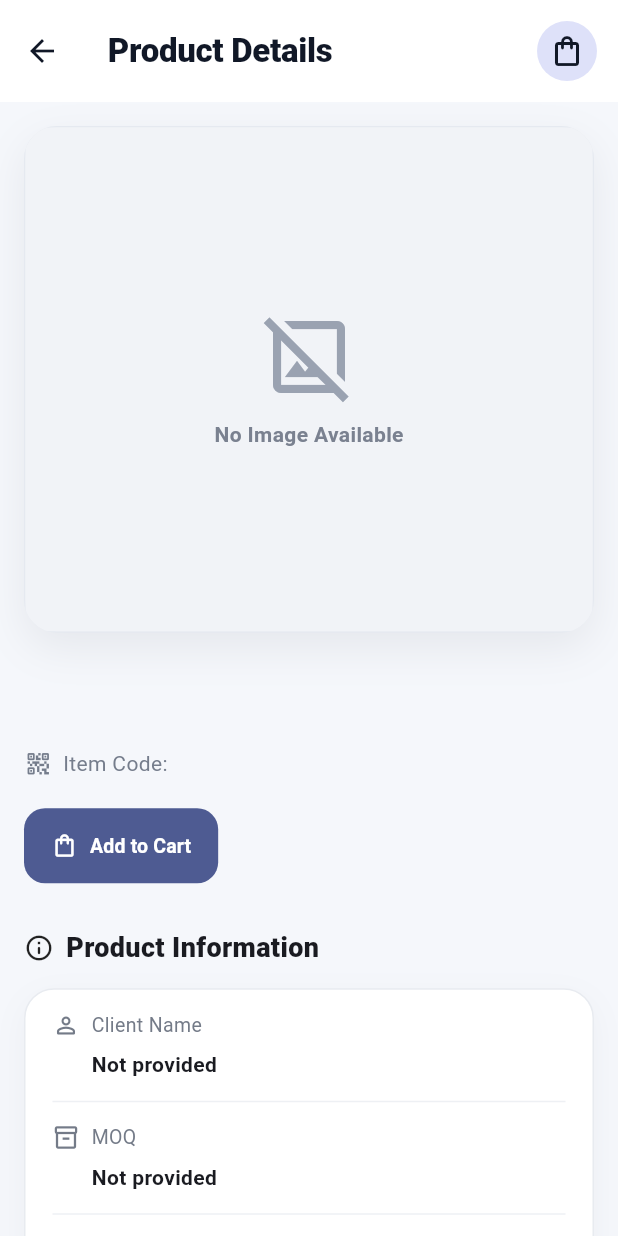
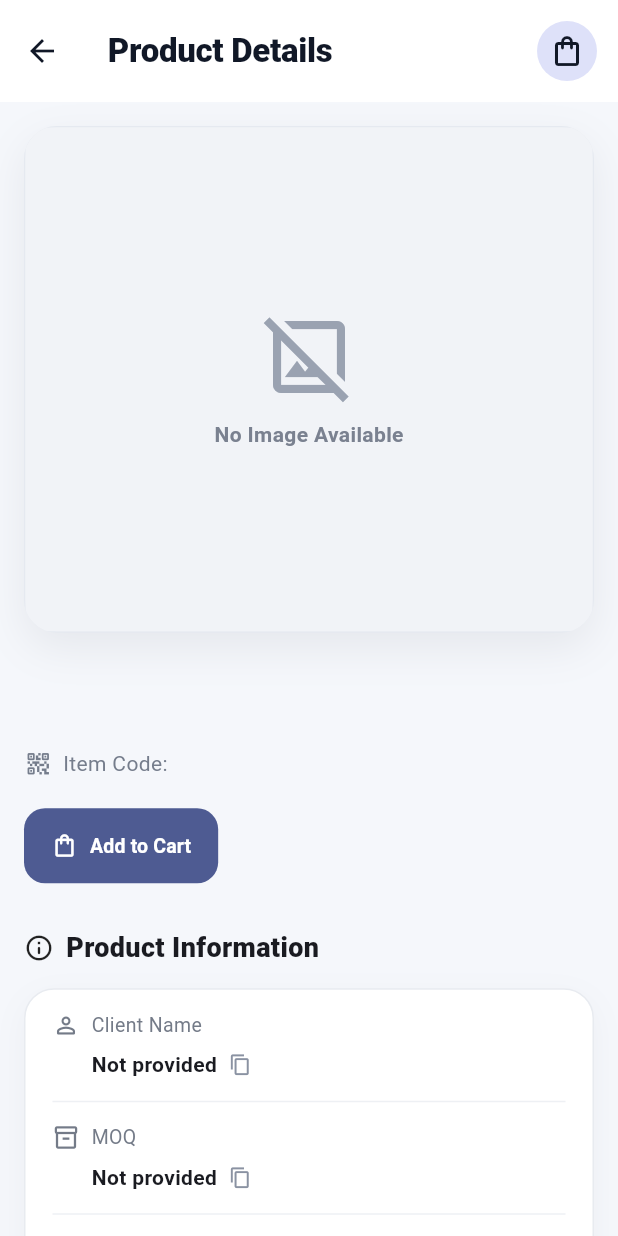
Before and after one commit to recentNafim/multiline-dashboard, a Flutter app: the ProductDetailPage screen opened directly with empty values, on a phone screen of 412 x 824 dp. Run offline on Flutter 3.47's test engine with Material 3 defaults, Android fonts, the phone set to English and light mode, and no system bars; our stand-ins replace get, pdf, printing; missing offline and left inert: dart:js_interop, file_saver, model_viewer_plus; network calls fail.

Commit message:
copyable text done

```diff
--- a/lib/pages/product_detail_page.dart
+++ b/lib/pages/product_detail_page.dart
@@ -304,21 +304,24 @@ class _ProductDetailPageState extends State<ProductDetailPage> {
         // CATEGORY
         // =====================================================
         if (product.productCategory.trim().isNotEmpty)
-          Container(
-            padding: const EdgeInsets.symmetric(
-              horizontal: 13,
-              vertical: 7,
-            ),
+          Tooltip(
+            message: 'Tap to copy product category',
+            child: InkWell(
+              borderRadius: BorderRadius.circular(20),
+              onTap: () => _copyProductField(product.productCategory, 'Product category'),
+              child: Container(
+                padding: const EdgeInsets.symmetric(horizontal: 13, vertical: 7),
                 decoration: BoxDecoration(
                   color: const Color(0xFFEAF0FF),
                   borderRadius: BorderRadius.circular(20),
                 ),
-            child: Text(
-              product.productCategory,
+                child: Text(product.productCategory,
                   style: const TextStyle(
                     color: Color(0xFF315DC8),
                     fontSize: 13,
                     fontWeight: FontWeight.w600,
+                  ),
+                ),
               ),
             ),
           ),
@@ -460,24 +463,28 @@ class _ProductDetailPageState extends State<ProductDetailPage> {
           child: Column(
             children: [
               _InfoRow(
+                onCopy: _copyProductField,
                 label: 'Business',
                 value: product.business,
                 icon: Icons.business_outlined,
               ),
 
               _InfoRow(
+                onCopy: _copyProductField,
                 label: 'Client Name',
                 value: _buyer.isNotEmpty ? _buyer : 'Not provided',
                 icon: Icons.person_outline_rounded,
               ),
 
               _InfoRow(
+                onCopy: _copyProductField,
                 label: 'Sub Category',
                 value: product.subCategory,
                 icon: Icons.category_outlined,
               ),
 
               _InfoRow(
+                onCopy: _copyProductField,
                 label: 'MOQ',
                 value:
                 _moq > 0 ? '${_prettyNumber(_moq)} ${product.uom}' : 'Not provided',
@@ -485,18 +492,21 @@ class _ProductDetailPageState extends State<ProductDetailPage> {
               ),
 
               _InfoRow(
+                onCopy: _copyProductField,
                 label: 'UOM',
                 value: product.uom,
                 icon: Icons.straighten_outlined,
               ),
 
               _InfoRow(
+                onCopy: _copyProductField,
                 label: 'Weight',
                 value: _weightDisplay,
                 icon: Icons.monitor_weight_outlined,
               ),
 
               _InfoRow(
+                onCopy: _copyProductField,
                 label: 'CBM',
                 value: product.cbm > 0
                     ? _prettyNumber(product.cbm)
@@ -505,6 +515,7 @@ class _ProductDetailPageState extends State<ProductDetailPage> {
               ),
 
               _InfoRow(
+                onCopy: _copyProductField,
                 label: 'Sub Inventory',
                 value: product.subInventoryCode,
                 icon: Icons.warehouse_outlined,
@@ -513,18 +524,21 @@ class _ProductDetailPageState extends State<ProductDetailPage> {
               // Keep the row visible while the detail API is loading or
               // if an old database row does not contain SIZE_RANGE yet.
               _InfoRow(
+                onCopy: _copyProductField,
                 label: 'Size Range',
                 value: _sizeRange.isNotEmpty ? _sizeRange : 'Not provided',
                 icon: Icons.straighten_outlined,
               ),
 
               _InfoRow(
+                onCopy: _copyProductField,
                 label: 'Display Room',
                 value: product.displayRoomName,
                 icon: Icons.meeting_room_outlined,
               ),
 
               _InfoRow(
+                onCopy: _copyProductField,
                 label: 'Material',
                 value: product.materialSpecification,
                 icon: Icons.description_outlined,
@@ -2587,11 +2601,13 @@ class _InfoRow extends StatelessWidget {
   final String value;
   final IconData icon;
   final bool showDivider;
+  final Future<void> Function(String value, String label) onCopy;
 
   const _InfoRow({
     required this.label,
     required this.value,
     required this.icon,
+    required this.onCopy,
     this.showDivider = true,
   });
 
@@ -2605,12 +2621,13 @@ class _InfoRow extends StatelessWidget {
 
     return Column(
       children: [
-        Padding(
-          padding:
-          const EdgeInsets
-              .symmetric(
-            vertical: 14,
-          ),
+        Tooltip(
+          message: 'Tap to copy $label',
+          child: InkWell(
+            borderRadius: BorderRadius.circular(8),
+            onTap: () => onCopy(value, label),
+            child: Padding(
+              padding: const EdgeInsets.symmetric(vertical: 14),
               child: LayoutBuilder(
             builder: (
                 context,
@@ -2661,14 +2678,14 @@ class _InfoRow extends StatelessWidget {
                           .only(
                         left: 26,
                       ),
-                      child: Text(
-                        value,
-                        style:
-                        const TextStyle(
-                          fontWeight:
-                          FontWeight
-                              .w700,
-                        ),
+                      child: Row(
+                        children: [
+                          Flexible(child: Text(value,
+                            style: const TextStyle(fontWeight: FontWeight.w700))),
+                          const SizedBox(width: 8),
+                          const Icon(Icons.copy_outlined, size: 15,
+                            color: Color(0xFF8A92A2)),
+                        ],
                       ),
                     ),
                   ],
@@ -2714,27 +2731,29 @@ class _InfoRow extends StatelessWidget {
                   ),
 
                   Expanded(
-                    child: Text(
+                    child: Row(
+                      mainAxisAlignment: MainAxisAlignment.end,
+                      children: [
+                        Flexible(child: Text(
                           value,
-                      textAlign:
-                      TextAlign.right,
-                      style:
-                      const TextStyle(
-                        color:
-                        Color(
-                          0xFF202329,
-                        ),
-                        fontSize:
-                        14,
-                        fontWeight:
-                        FontWeight
-                            .w700,
-                      ),
+                          textAlign: TextAlign.right,
+                          style: const TextStyle(
+                            color: Color(0xFF202329),
+                            fontSize: 14,
+                            fontWeight: FontWeight.w700,
+                          ),
+                        )),
+                        const SizedBox(width: 8),
+                        const Icon(Icons.copy_outlined, size: 15,
+                            color: Color(0xFF8A92A2)),
+                      ],
                     ),
                   ),
                 ],
               );
             },
+              ),
+            ),
           ),
         ),
 
```
Lines whose indentation alone changed are shown as unchanged.
